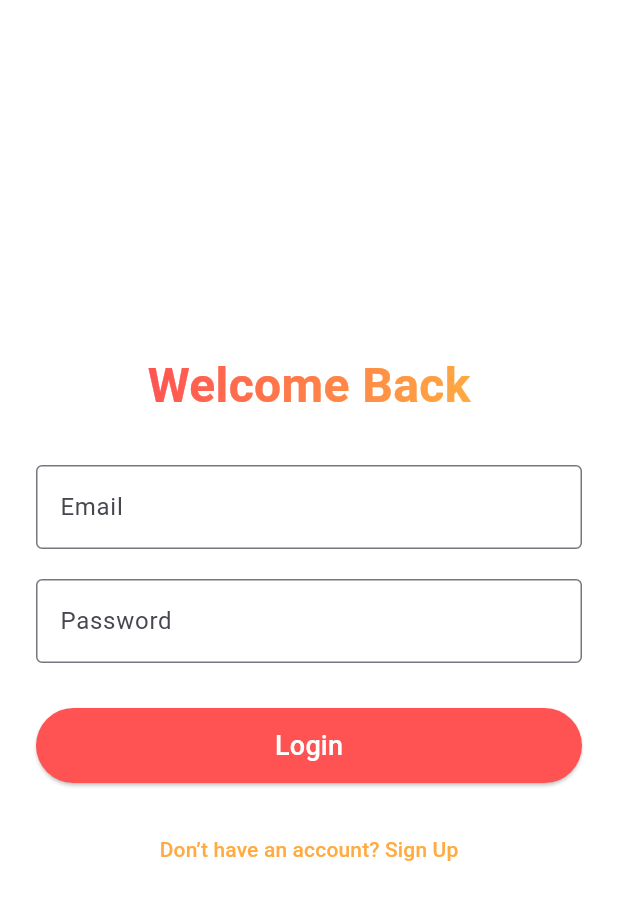
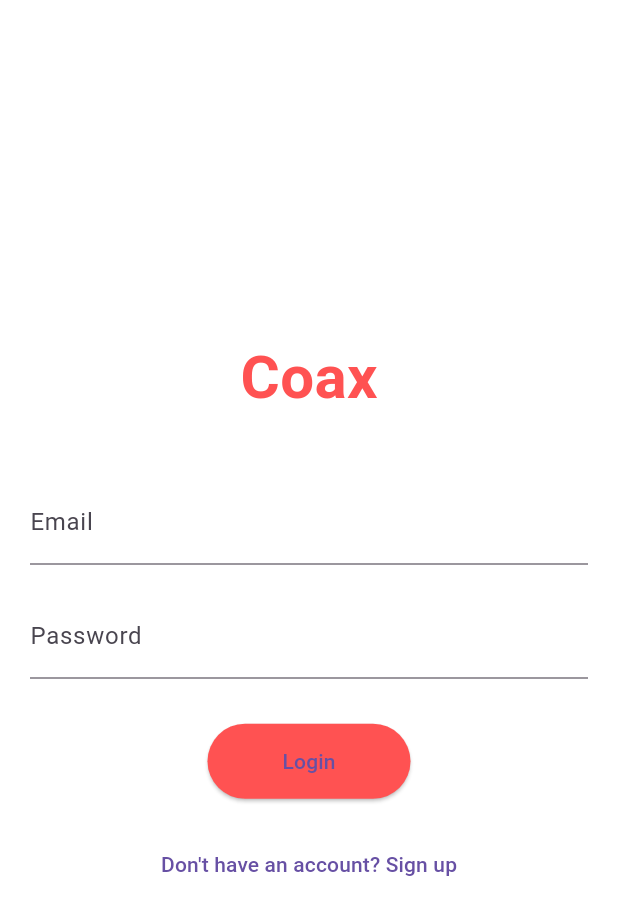
Before and after one commit to mayurnayaksp-cmd/coax-flutter-starter, a Flutter app: the LoginScreen screen opened directly, on a phone screen of 412 x 824 dp. Shown: the top 915 px of the screen. Run offline on Flutter 3.47's test engine with Material 3 defaults, Android fonts, the phone set to English and light mode, and no system bars; our stand-ins replace image_picker; statements that could not run were skipped.

Commit message:
Update login_screen.dart

```diff
--- a/lib/login_screen.dart
+++ b/lib/login_screen.dart
@@ -1,94 +1,58 @@
 import 'package:flutter/material.dart';
-import '../main.dart'; // For MainNavigation
-import 'signup_screen.dart'; // For navigation to signup
 
-class LoginScreen extends StatefulWidget {
-  const LoginScreen({super.key});
-
-  @override
-  State<LoginScreen> createState() => _LoginScreenState();
-}
-
-class _LoginScreenState extends State<LoginScreen> {
-  final TextEditingController _emailController = TextEditingController();
-  final TextEditingController _passwordController = TextEditingController();
-
-  void _login() {
-    // For now: just go to MainNavigation
-    Navigator.pushReplacement(
-      context,
-      MaterialPageRoute(builder: (context) => const MainNavigation()),
-    );
-  }
+class LoginScreen extends StatelessWidget {
+  final TextEditingController emailController = TextEditingController();
+  final TextEditingController passwordController = TextEditingController();
 
   @override
   Widget build(BuildContext context) {
     return Scaffold(
-      body: Center(
+      body: Padding(
+        padding: const EdgeInsets.all(20.0),
+        child: Center(
           child: SingleChildScrollView(
-          padding: const EdgeInsets.all(24.0),
             child: Column(
               mainAxisAlignment: MainAxisAlignment.center,
               children: [
-              ShaderMask(
-                shaderCallback: (bounds) => const LinearGradient(
-                  colors: [Colors.redAccent, Colors.orangeAccent],
-                  begin: Alignment.topLeft,
-                  end: Alignment.bottomRight,
-                ).createShader(bounds),
-                child: const Text(
-                  "Welcome Back",
+                Text(
+                  "Coax",
                   style: TextStyle(
-                    fontSize: 32,
+                    fontSize: 40,
                     fontWeight: FontWeight.bold,
-                    color: Colors.white, // masked by gradient
+                    color: Colors.redAccent,
                   ),
                 ),
-              ),
-              const SizedBox(height: 30),
+                const SizedBox(height: 40),
                 TextField(
-                controller: _emailController,
-                decoration: const InputDecoration(
-                  labelText: "Email",
-                  border: OutlineInputBorder(),
-                ),
+                  controller: emailController,
+                  decoration: InputDecoration(labelText: "Email"),
                 ),
                 const SizedBox(height: 20),
                 TextField(
-                controller: _passwordController,
-                decoration: const InputDecoration(
-                  labelText: "Password",
-                  border: OutlineInputBorder(),
-                ),
+                  controller: passwordController,
+                  decoration: InputDecoration(labelText: "Password"),
                   obscureText: true,
                 ),
                 const SizedBox(height: 30),
                 ElevatedButton(
-                onPressed: _login,
+                  onPressed: () {
+                    Navigator.pushReplacementNamed(context, '/home');
+                  },
                   style: ElevatedButton.styleFrom(
                     backgroundColor: Colors.redAccent,
-                  foregroundColor: Colors.white,
-                  minimumSize: const Size(double.infinity, 50),
+                    padding: EdgeInsets.symmetric(horizontal: 50, vertical: 15),
                   ),
-                child: const Text(
-                  "Login",
-                  style: TextStyle(fontSize: 18),
-                ),
+                  child: Text("Login"),
                 ),
                 const SizedBox(height: 20),
                 TextButton(
                   onPressed: () {
-                  Navigator.push(
-                    context,
-                    MaterialPageRoute(builder: (context) => const SignupScreen()),
-                  );
+                    Navigator.pushNamed(context, '/signup');
                   },
-                child: const Text(
-                  "Don’t have an account? Sign Up",
-                  style: TextStyle(color: Colors.orangeAccent),
+                  child: Text("Don't have an account? Sign up"),
+                )
+              ],
             ),
-              ),
-            ],
           ),
         ),
       ),
```
Lines whose indentation alone changed are shown as unchanged.
